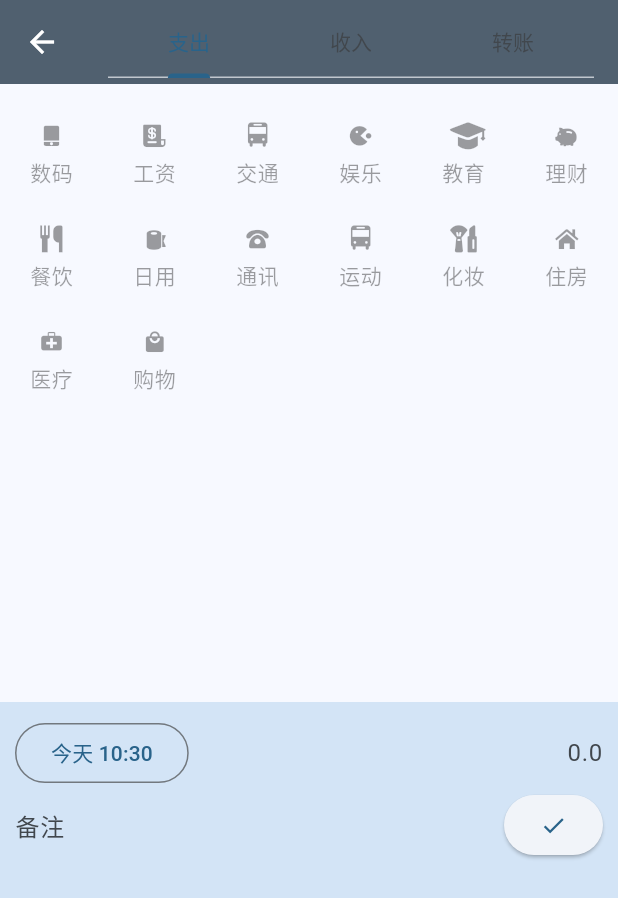
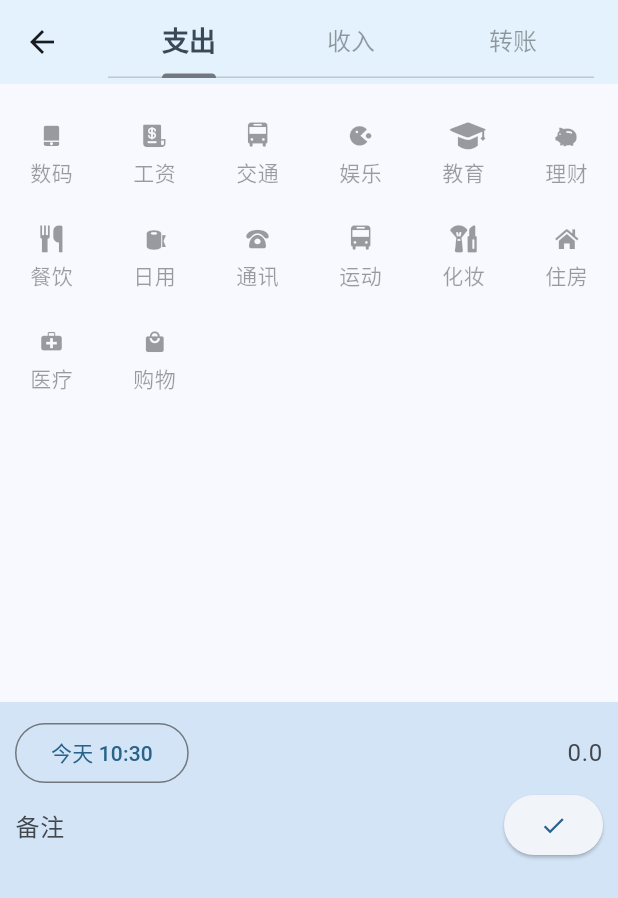
Before and after one commit to Sciroccogti/money_tracker, a Flutter app: the SubmitPage screen opened directly, on a phone screen of 412 x 824 dp. Shown: the top 898 px of the screen. Run offline on Flutter 3.47's test engine with Material 2 defaults, Android fonts, the phone set to English and light mode, and no system bars; our stand-ins replace package_info_plus, sqflite; accounts and stored records are empty.

Commit message:
fix submit dark color & error scroll categries back

```diff
--- a/lib/pages/submit.dart
+++ b/lib/pages/submit.dart
@@ -89,6 +89,10 @@ class _SubmitPageState extends State<SubmitPage>
         gridDelegate: const SliverGridDelegateWithMaxCrossAxisExtent(
             maxCrossAxisExtent: 80),
         itemBuilder: (context, index) {
+          if (index == 0) {
+            // restart iter
+            cateIter = provider.cates_.values.iterator;
+          }
           cateIter.moveNext();
           Category curCate = cateIter.current;
 
@@ -141,10 +145,16 @@ class _SubmitPageState extends State<SubmitPage>
 
     return Scaffold(
         appBar: AppBar(
-          backgroundColor: Theme.of(context).colorScheme.secondary,
-          foregroundColor: Theme.of(context).colorScheme.onSecondary,
+          backgroundColor: Theme.of(context).secondaryHeaderColor,
           title: TabBar(
             controller: _tabController,
+            labelColor: Theme.of(context).colorScheme.onSecondaryContainer,
+            labelStyle:
+                const TextStyle(fontWeight: FontWeight.bold, fontSize: 18),
+            unselectedLabelColor: Theme.of(context).disabledColor,
+            unselectedLabelStyle:
+                const TextStyle(fontWeight: FontWeight.normal, fontSize: 16),
+            indicatorColor: Theme.of(context).dividerColor,
             tabs: const [
               Tab(text: "支出"),
               Tab(text: "收入"),
--- a/pubspec.yaml
+++ b/pubspec.yaml
@@ -15,7 +15,7 @@ publish_to: 'none' # Remove this line if you wish to publish to pub.dev
 # In iOS, build-name is used as CFBundleShortVersionString while build-number used as CFBundleVersion.
 # Read more about iOS versioning at
 # https://developer.apple.com/library/archive/documentation/General/Reference/InfoPlistKeyReference/Articles/CoreFoundationKeys.html
-version: 0.1.1
+version: 0.1.2
 
 environment:
   sdk: ">=2.17.6 <3.0.0"
```
